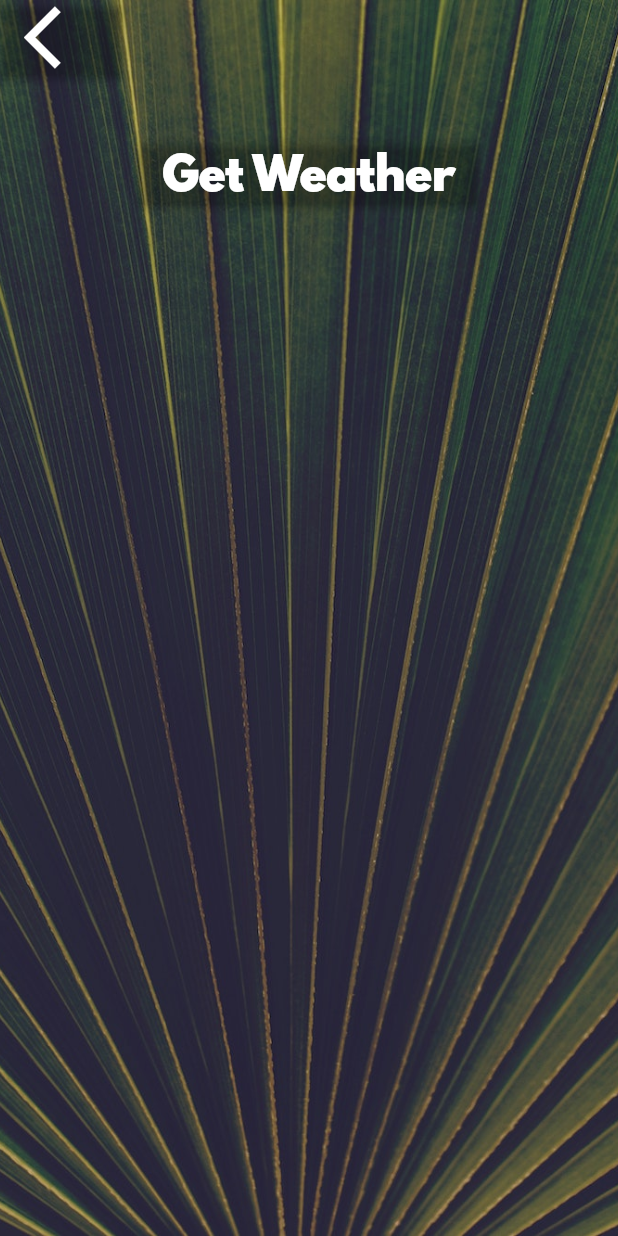
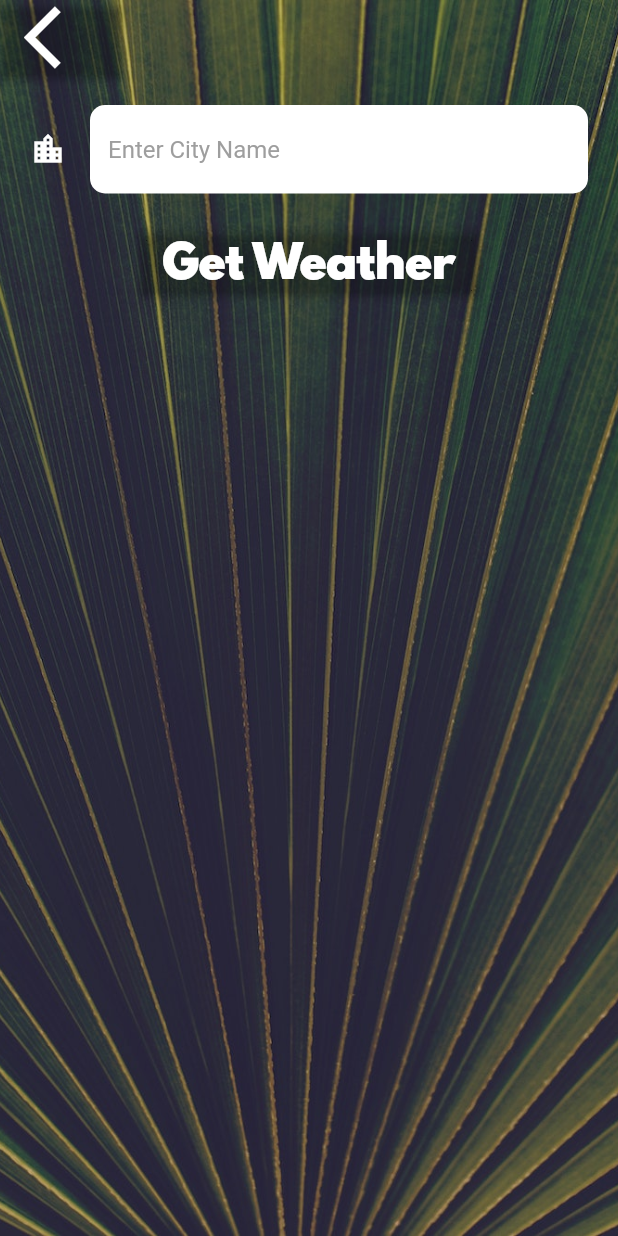
Before and after one commit to bakujinDev/flutter_practice, a Flutter app: the CityScreen screen opened directly, on a phone screen of 412 x 824 dp. Run offline on Flutter 3.47's test engine with Material 2 defaults, Android fonts, the phone set to English and light mode, and no system bars; our stand-ins replace audioplayers, flutter_spinkit, font_awesome_flutter, geolocator.

Commit message:
create weather

```diff
--- a/lib/features/weather/city_screen.dart
+++ b/lib/features/weather/city_screen.dart
@@ -1,8 +1,15 @@
 import 'package:flutter/material.dart';
 import 'package:flutter_practice/features/weather/utils/constants.dart';
 
-class CityScreen extends StatelessWidget {
+class CityScreen extends StatefulWidget {
   const CityScreen({super.key});
+
+  @override
+  State<CityScreen> createState() => _CityScreenState();
+}
+
+class _CityScreenState extends State<CityScreen> {
+  late String cityName;
 
   @override
   Widget build(BuildContext context) {
@@ -21,7 +28,9 @@ class CityScreen extends StatelessWidget {
               Align(
                 alignment: Alignment.topLeft,
                 child: ElevatedButton(
-                  onPressed: () {},
+                  onPressed: () {
+                    Navigator.pop(context);
+                  },
                   style: ElevatedButton.styleFrom(
                     backgroundColor: Colors.transparent,
                   ),
@@ -33,10 +42,20 @@ class CityScreen extends StatelessWidget {
               ),
               Container(
                 padding: const EdgeInsets.all(20),
-                child: null,
+                child: TextField(
+                  style: const TextStyle(
+                    color: Colors.black,
+                  ),
+                  decoration: kTextFieldInputDecooration,
+                  onChanged: (value) {
+                    cityName = value;
+                  },
+                ),
               ),
               ElevatedButton(
-                onPressed: () {},
+                onPressed: () {
+                  Navigator.pop(context, cityName);
+                },
                 style: ElevatedButton.styleFrom(
                   backgroundColor: Colors.transparent,
                 ),
--- a/lib/features/weather/utils/constants.dart
+++ b/lib/features/weather/utils/constants.dart
@@ -18,3 +18,22 @@ const kButtonTextStyle = TextStyle(
 const kConditionTextStyle = TextStyle(
   fontSize: 100,
 );
+
+const kTextFieldInputDecooration = InputDecoration(
+  filled: true,
+  fillColor: Colors.white,
+  icon: Icon(
+    Icons.location_city,
+    color: Colors.white,
+  ),
+  hintText: 'Enter City Name',
+  hintStyle: TextStyle(
+    color: Colors.grey,
+  ),
+  border: OutlineInputBorder(
+    borderRadius: BorderRadius.all(
+      Radius.circular(10),
+    ),
+    borderSide: BorderSide.none,
+  ),
+);
--- a/lib/main.dart
+++ b/lib/main.dart
@@ -1,5 +1,4 @@
 import 'package:flutter/material.dart';
-import 'package:flutter_practice/features/weather/utils/weather_location_screen.dart';
 import 'package:flutter_practice/features/weather/weather_loading_screen.dart';
 
 void main() {
@@ -20,7 +19,7 @@ class MyApp extends StatelessWidget {
           backgroundColor: const Color(0xff0a0e21),
         ),
       ),
-      home: const WeatherLocationScreen(),
+      home: const WeatherLoadingScreen(),
     );
   }
 }
--- a/pubspec.yaml
+++ b/pubspec.yaml
@@ -16,6 +16,8 @@ dependencies:
   audioplayers: ^3.0.1
   font_awesome_flutter: ^10.4.0
   geolocator: ^9.0.2
+  http: ^0.13.5
+  flutter_spinkit: ^5.1.0
 
 dev_dependencies:
   flutter_test:
```
Also changed, not shown: lib/features/weather/services/location.dart (+36 -0 lines), lib/features/weather/services/networking.dart (+25 -0 lines), lib/features/weather/services/weather.dart (+42 -0 lines), lib/features/weather/weather_loading_screen.dart (+43 -8 lines), lib/features/weather/weather_location_screen.dart (renamed from lib/features/weather/utils/weather_location_screen.dart, +62 -10 lines), pubspec.lock, 3 other files.
